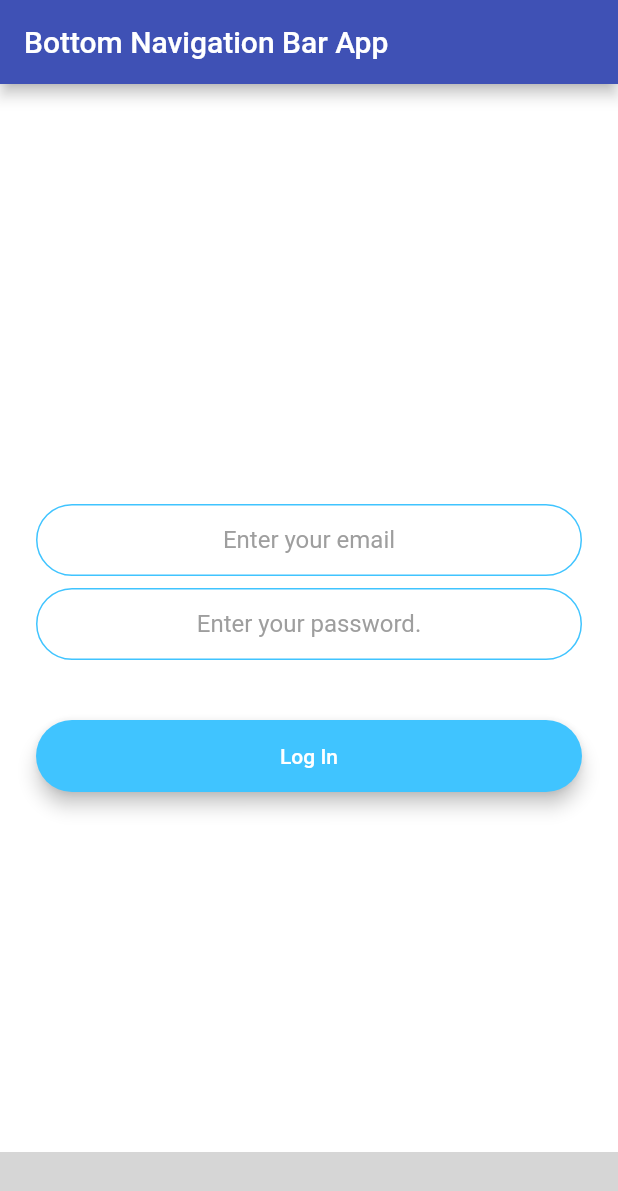
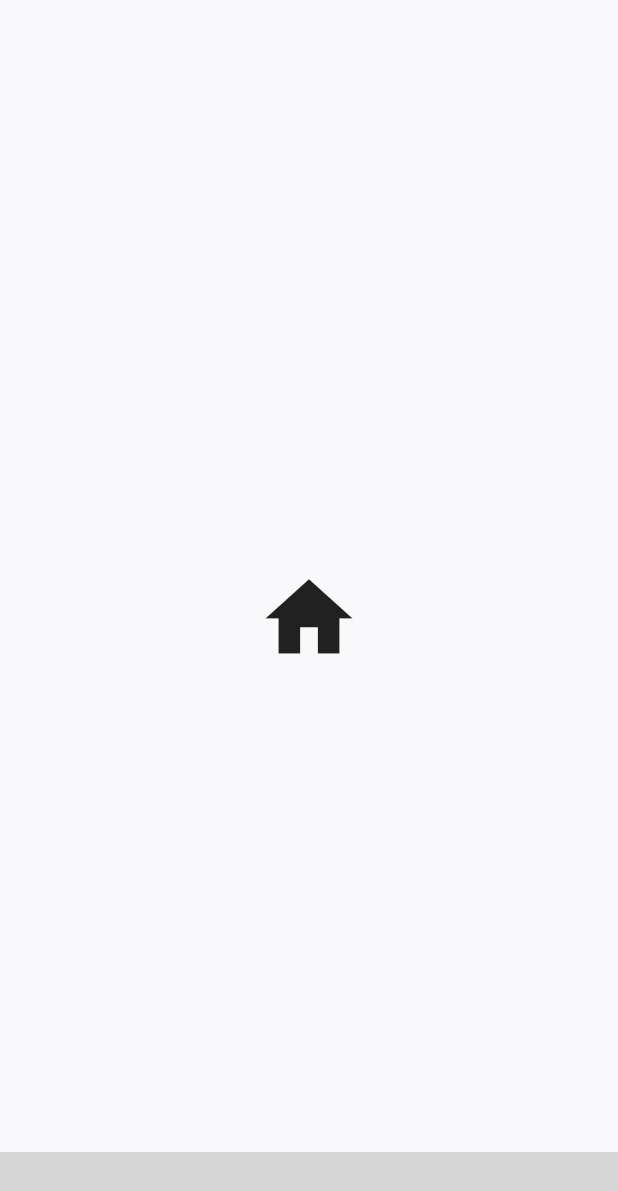
Before and after one commit to kalmuroth/C_Vision, a Flutter app: the screen it shows after launch, on a phone screen of 412 x 824 dp. Shown: the top 1191 px of the screen. Run offline on Flutter 3.47's test engine with Material 2 defaults, Android fonts, the phone set to English and light mode, and no system bars; drawn by our look-alikes of modal_progress_hud_nsn; our stand-ins replace cloud_firestore, firebase_auth, firebase_core; missing offline and left inert: rolling_bottom_bar, simple_barcode_scanner; accounts and stored records are empty; generated files the repository leaves out were written again; statements that could not run were skipped; grey boxes are pictures that could not be loaded.

Commit message:
fixes navbar

```diff
--- a/lib/LoginPage.dart
+++ b/lib/LoginPage.dart
@@ -17,7 +17,8 @@ var kTextFieldDecoration = InputDecoration(
   focusedBorder: OutlineInputBorder(
     borderSide: BorderSide(color: Colors.lightBlueAccent, width: 2.0),
     borderRadius: BorderRadius.all(Radius.circular(32.0)),
-    ));
+  ),
+);
 
 class LoginPage extends StatefulWidget {
   factory LoginPage() => LoginPage._();
@@ -34,11 +35,16 @@ class _LoginPageState extends State<LoginPage> {
   String email = "";
   String password = "";
   bool showSpinner = false;
+
   @override
   Widget build(BuildContext context) {
     return Scaffold(
-      backgroundColor: Colors.white,
-      body: ModalProgressHUD(
+      backgroundColor: Colors.transparent, // Set the Scaffold's background color to transparent
+      body: DecoratedBox(
+        decoration: BoxDecoration(
+          color: Color(0xFFF9F9FB), // Set the color to #F9F9FB
+        ),
+        child: ModalProgressHUD(
           inAsyncCall: showSpinner,
           child: Padding(
             padding: EdgeInsets.symmetric(horizontal: 24.0),
@@ -51,11 +57,12 @@ class _LoginPageState extends State<LoginPage> {
                   textAlign: TextAlign.center,
                   onChanged: (value) {
                     email = value;
-                    //Do something with the user input.
+                    // Do something with the user input.
                   },
                   decoration: kTextFieldDecoration.copyWith(
                     hintText: 'Enter your email',
-                  )),
+                  ),
+                ),
                 SizedBox(
                   height: 8.0,
                 ),
@@ -64,10 +71,12 @@ class _LoginPageState extends State<LoginPage> {
                   textAlign: TextAlign.center,
                   onChanged: (value) {
                     password = value;
-                    //Do something with the user input.
+                    // Do something with the user input.
                   },
                   decoration: kTextFieldDecoration.copyWith(
-                      hintText: 'Enter your password.')),
+                    hintText: 'Enter your password.',
+                  ),
+                ),
                 SizedBox(
                   height: 24.0,
                 ),
@@ -80,7 +89,9 @@ class _LoginPageState extends State<LoginPage> {
                     });
                     try {
                       final user = await _auth.signInWithEmailAndPassword(
-                        email: email, password: password);
+                        email: email,
+                        password: password,
+                      );
                       if (user != null) {
                         Navigator.pushNamed(context, 'home_screen');
                       }
@@ -90,9 +101,10 @@ class _LoginPageState extends State<LoginPage> {
                     setState(() {
                       showSpinner = false;
                     });
-                }
+                  },
                 ),
               ],
+            ),
           ),
         ),
       ),
--- a/lib/SignupPage.dart
+++ b/lib/SignupPage.dart
@@ -40,7 +40,11 @@ class _SignupPageState extends State<SignupPage> {
   Widget build(BuildContext context) {
     return Scaffold(
       backgroundColor: Colors.white,
-      body: ModalProgressHUD(
+      body: DecoratedBox(
+        decoration: BoxDecoration(
+          color: Color(0xFFF9F9FB), // Set the color to #F9F9FB
+        ),
+        child: ModalProgressHUD(
           inAsyncCall: showSpinner,
           child: Padding(
             padding: EdgeInsets.symmetric(horizontal: 24.0),
@@ -95,6 +99,7 @@ class _SignupPageState extends State<SignupPage> {
             ),
           ),
         ),
+      ),
     );
   }
 }
--- /dev/null
+++ b/lib/StartPage.dart
@@ -0,0 +1,24 @@
+import 'package:flutter/material.dart';
+
+class StartPage extends StatelessWidget {
+  const StartPage({super.key});
+
+  @override
+  Widget build(BuildContext context) {
+    return Scaffold(
+      body: DecoratedBox(
+        decoration: BoxDecoration(
+          color: Color(0xFFF9F9FB), // Set the color to #F9F9FB
+        ),
+        child: Container(
+          height: MediaQuery.of(context).size.height,
+          width: MediaQuery.of(context).size.width,
+          child: const Icon(
+            Icons.home,
+            size: 70,
+          ),
+        ),
+      ),
+    );
+  }
+}
--- a/lib/main.dart
+++ b/lib/main.dart
@@ -3,7 +3,7 @@ import 'package:firebase_core/firebase_core.dart';
 import 'package:rolling_bottom_bar/rolling_bottom_bar.dart';
 import 'package:rolling_bottom_bar/rolling_bottom_bar_item.dart';
 import 'welcome_screen.dart';
-import 'HomePage.dart';
+import 'StartPage.dart';
 import 'LoginPage.dart';
 import 'SignupPage.dart';
 
@@ -38,31 +38,29 @@ class MyApp extends StatelessWidget {
     return MaterialApp(
       debugShowCheckedModeBanner: false,
       home: Scaffold(
-        appBar: AppBar(
-          title: Text("Bottom Navigation Bar App"),
-          backgroundColor: Colors.indigo,
-        ),
+        appBar: null,
         body: PageView(
           controller: _pageController,
           children: <Widget>[
+            StartPage(),
             LoginPage(),
             SignupPage(),
-            HomePage(),
           ],
         ),
         extendBody: true,
         bottomNavigationBar: RollingBottomBar(
-          color: const Color.fromARGB(255, 255, 240, 219),
+          color: const Color.fromARGB(255, 0x4C, 0x9F, 0xC1),
           controller: _pageController,
           flat: true,
+          itemColor: Colors.white,
           useActiveColorByDefault: false,
           items: const [
             RollingBottomBarItem(Icons.home,
-                label: 'Login', activeColor: Colors.redAccent),
+                label: 'Home', activeColor: Colors.white),
             RollingBottomBarItem(Icons.camera,
-                label: 'Register', activeColor: Colors.blueAccent),
+                label: 'Login', activeColor: Colors.white),
             RollingBottomBarItem(Icons.person,
-                label: 'Home', activeColor: Colors.green),
+                label: 'Register', activeColor: Colors.white),
           ],
           enableIconRotation: true,
           onTap: (index) {
```
Lines whose indentation alone changed are shown as unchanged.
